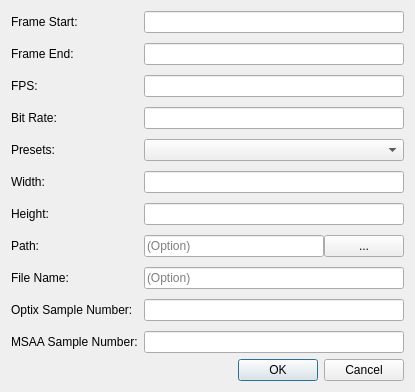
zenustech/zeno, file ui/zenoedit/dialog/zrecorddlg.ui: the form before one commit.
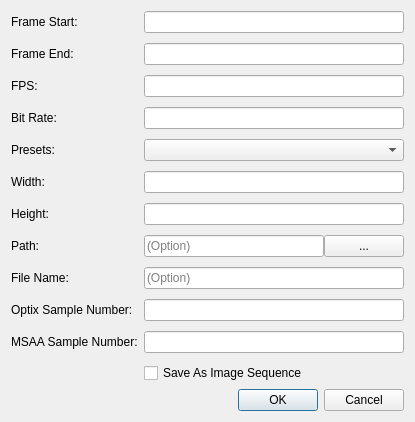
The form after the commit.

Diff of the .ui file:
```diff
--- a/ui/zenoedit/dialog/zrecorddlg.ui
+++ b/ui/zenoedit/dialog/zrecorddlg.ui
@@ -110,12 +110,19 @@
      </item>
 
      <item row="10" column="0">
-      <widget class="QLabel" name="label">
+      <widget class="QLabel" name="label1">
        <property name="text">
         <string>MSAA Sample Number:</string>
        </property>
       </widget>
      </item>
+     <item row="11" column="1">
+      <widget class="QCheckBox" name="image_sequence">
+       <property name="text">
+        <string>Save As Image Sequence</string>
+       </property>
+      </widget>
+     </item>
      <item row="10" column="1">
       <widget class="QLineEdit" name="msaaSamplerNumber"/>
      </item>
```
